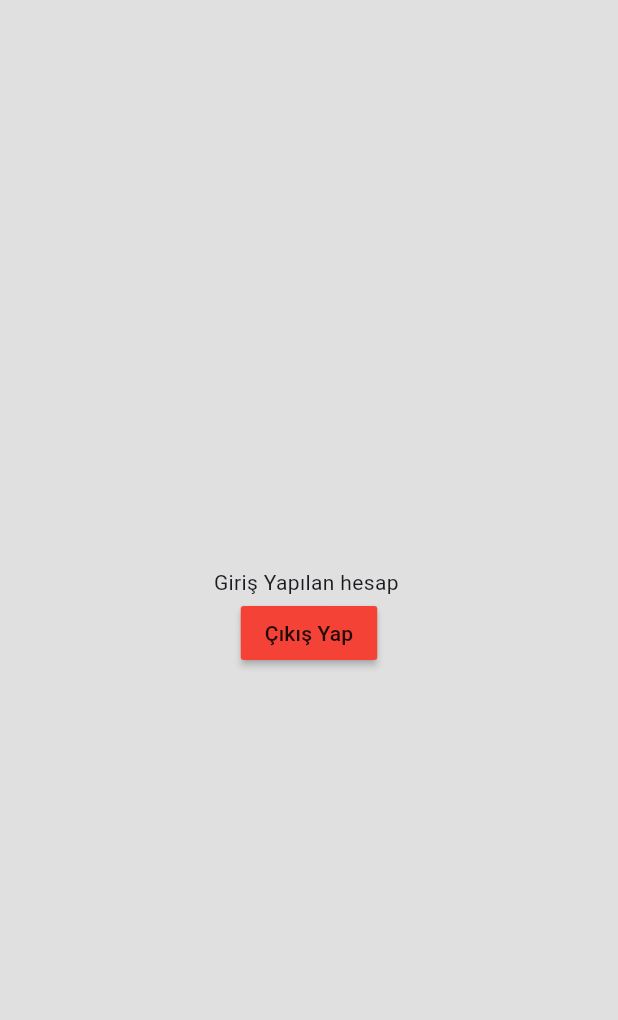
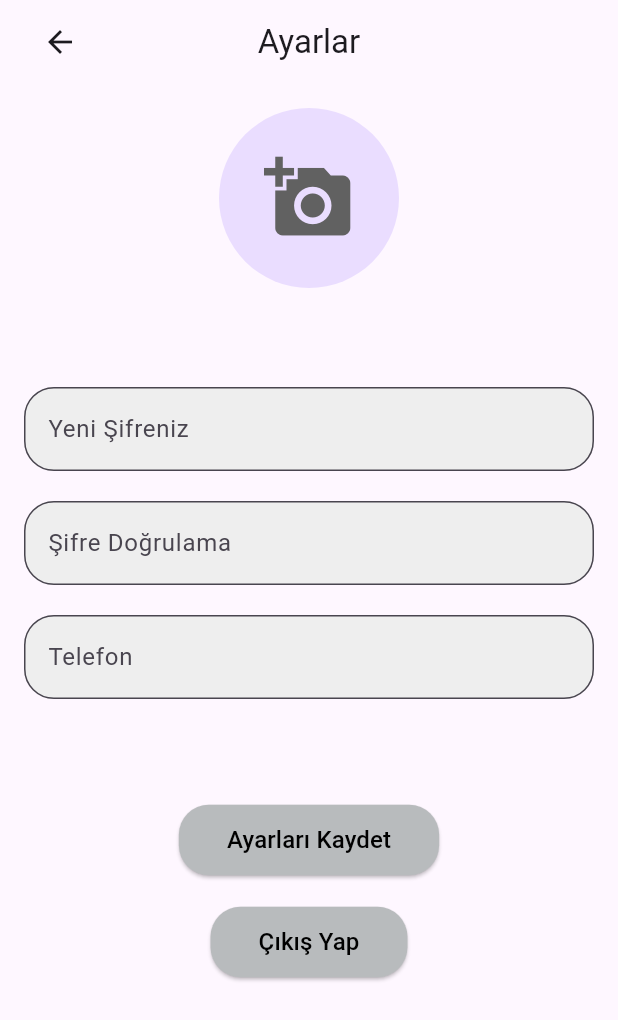
Before and after one commit to AlperenI/bootcamp_grup4, a Flutter app: the SettingsPage screen opened directly, on a phone screen of 412 x 824 dp. Shown: the top 1020 px of the screen. Run offline on Flutter 3.47's test engine with Material 3 defaults, Android fonts, the phone set to English and light mode, and no system bars; our stand-ins replace cloud_firestore, firebase_auth, firebase_core, firebase_storage, image_picker; accounts and stored records are empty.

Commit message:
settingspage eklendi

```diff
--- a/lib/pages/settings_page.dart
+++ b/lib/pages/settings_page.dart
@@ -1,6 +1,27 @@
+import 'package:flutter/material.dart';
+import 'package:image_picker/image_picker.dart';
+import 'package:firebase_auth/firebase_auth.dart';
+import 'dart:io';
 import 'package:bootcamp_grup4/utils/const.dart';
-import 'package:firebase_auth/firebase_auth.dart';
-import 'package:flutter/material.dart';
+
+void main() {
+  WidgetsFlutterBinding.ensureInitialized();
+  runApp(MyApp());
+}
+
+class MyApp extends StatelessWidget {
+  @override
+  Widget build(BuildContext context) {
+    return MaterialApp(
+      title: 'Settings Page',
+      theme: ThemeData(
+        primarySwatch: Colors.blue,
+        visualDensity: VisualDensity.adaptivePlatformDensity,
+      ),
+      home: SettingsPage(),
+    );
+  }
+}
 
 class SettingsPage extends StatefulWidget {
   const SettingsPage({super.key});
@@ -10,24 +31,151 @@ class SettingsPage extends StatefulWidget {
 }
 
 class _SettingsPageState extends State<SettingsPage> {
-  final user=FirebaseAuth.instance.currentUser!;
+  final user = FirebaseAuth.instance.currentUser!;
+  File? _image;
+
+  get backgroundColor => null;
+
+  Future<void> _pickImage() async {
+    try {
+      final pickedFile =
+          await ImagePicker().pickImage(source: ImageSource.gallery);
+      setState(() {
+        if (pickedFile != null) {
+          _image = File(pickedFile.path);
+        }
+      });
+    } catch (e) {
+      print("Hatalı fotoğraf $e");
+    }
+  }
+
   @override
   Widget build(BuildContext context) {
     return Scaffold(
-      backgroundColor: bacgroundColor,
-      body:Center(
-        child:Column(mainAxisAlignment: MainAxisAlignment.center,
+      backgroundColor: backgroundColor,
+      appBar: AppBar(
+        automaticallyImplyLeading:
+            false, // Bu, varsayılan geri düğmesini kaldırır.
+        title: Row(
+          mainAxisAlignment: MainAxisAlignment.start,
           children: [
-            Text("Giriş Yapılan hesap ${user.email}"),
-            MaterialButton(onPressed:(){
-              FirebaseAuth.instance.signOut();
-            },
-            color: Colors.red,
-            child: Text("Çıkış Yap"),
+            IconButton(
+              icon: Icon(Icons.arrow_back),
+              onPressed: () {
+                Navigator.pop(context);
+              },
             ),
+            Expanded(
+              child: Center(
+                child: Text('Ayarlar'),
+              ),
+            ),
+            SizedBox(width: 48), // Sağ tarafta boşluk bırakmak için
           ],
-        )
+        ),
+      ),
+      body: SingleChildScrollView(
+        child: Padding(
+          padding: const EdgeInsets.all(16.0),
+          child: Column(
+            children: [
+              Center(
+                child: GestureDetector(
+                  onTap: _pickImage,
+                  child: CircleAvatar(
+                    radius: 60,
+                    backgroundImage: _image != null ? FileImage(_image!) : null,
+                    child: _image == null
+                        ? Icon(
+                            Icons.add_a_photo,
+                            size: 60,
+                            color: Colors.grey[700],
+                          )
+                        : null,
+                  ),
+                ),
+              ),
+              const SizedBox(height: 20),
+              Text(
+                "${user.email}",
+                textAlign: TextAlign.center,
+                style:
+                    const TextStyle(fontSize: 18, fontWeight: FontWeight.bold),
+              ),
+              const SizedBox(height: 20),
+              _buildTextField(
+                label: 'Yeni Şifreniz',
+                isPassword: true,
+              ),
+              const SizedBox(height: 20),
+              _buildTextField(
+                label: 'Şifre Doğrulama',
+                isPassword: true,
+              ),
+              const SizedBox(height: 20),
+              _buildTextField(
+                label: 'Telefon',
+              ),
+              const SizedBox(height: 70),
+              ElevatedButton(
+                onPressed: () {
+                  // kaydet
+                },
+                style: ElevatedButton.styleFrom(
+                  backgroundColor: Color.fromARGB(255, 184, 187, 189),
+                  padding: EdgeInsets.symmetric(horizontal: 32, vertical: 12),
+                  shape: RoundedRectangleBorder(
+                    borderRadius: BorderRadius.circular(20),
+                  ),
+                ),
+                child: Text(
+                  'Ayarları Kaydet',
+                  style: TextStyle(fontSize: 16, color: Colors.black),
+                ),
+              ),
+              const SizedBox(height: 20),
+              ElevatedButton(
+                onPressed: () {
+                  FirebaseAuth.instance.signOut();
+                },
+                style: ElevatedButton.styleFrom(
+                  backgroundColor: Color.fromARGB(255, 184, 187, 189),
+                  padding: EdgeInsets.symmetric(horizontal: 32, vertical: 12),
+                  shape: RoundedRectangleBorder(
+                    borderRadius: BorderRadius.circular(20),
+                  ),
+                ),
+                child: Text(
+                  "Çıkış Yap",
+                  style: TextStyle(fontSize: 16, color: Colors.black),
+                ),
+              ),
+            ],
+          ),
+        ),
       ),
     );
   }
+
+  Widget _buildTextField({
+    required String label,
+    String? initialValue,
+    bool isPassword = false,
+  }) {
+    return TextField(
+      obscureText: isPassword,
+      decoration: InputDecoration(
+        labelText: label,
+        border: OutlineInputBorder(
+          borderRadius: BorderRadius.circular(20),
+        ),
+        filled: true,
+        fillColor: Colors.grey[200],
+      ),
+      controller: initialValue != null
+          ? TextEditingController(text: initialValue)
+          : null,
+    );
+  }
 }
--- a/pubspec.yaml
+++ b/pubspec.yaml
@@ -41,6 +41,7 @@ dependencies:
   cloud_firestore: ^5.1.0
   firebase_storage: ^12.1.1
 
+
 dev_dependencies:
   flutter_test:
     sdk: flutter
@@ -50,7 +51,7 @@ dev_dependencies:
   # activated in the analysis_options.yaml file located at the root of your
   # package. See that file for information about deactivating specific lint
   # rules and activating additional ones.
-  flutter_lints: ^3.0.0
+  flutter_lints: ^4.0.0
 
 # For information on the generic Dart part of this file, see the
 # following page: https://dart.dev/tools/pub/pubspec
```
Also changed, not shown: lib/main.dart (renamed from lib/main/main.dart), pubspec.lock, 1 other file.
